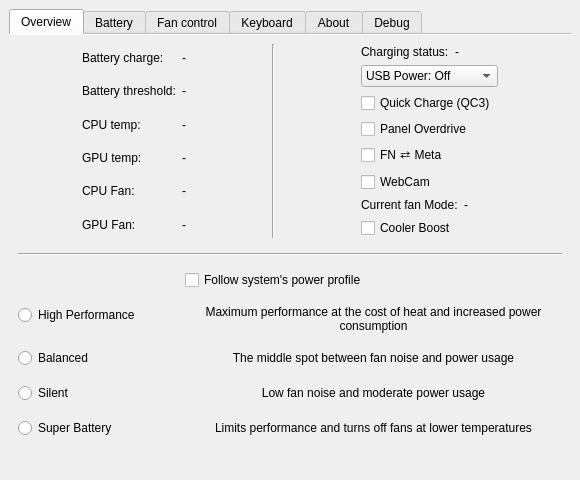
First picture: the form in src/mainwindow.ui, repository gouwschristo/MControlCenter, before the edit.
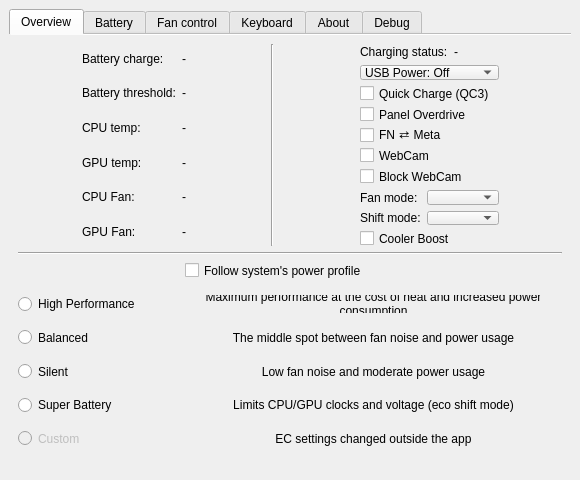
Second picture: the form after the edit. Icons and pictures are not drawn.

Patch:
```diff
--- a/src/mainwindow.ui
+++ b/src/mainwindow.ui
@@ -387,31 +387,42 @@
               </property>
              </widget>
             </item>
+            <item>
+             <widget class="QCheckBox" name="webcamBlockCheckBox">
+              <property name="toolTip">
+               <string>Block the webcam at the firmware level</string>
+              </property>
+              <property name="text">
+               <string>Block WebCam</string>
+              </property>
+             </widget>
+            </item>
             <item>
              <layout class="QHBoxLayout" name="horizontalLayout_2">
               <item>
                <widget class="QLabel" name="label_19">
-                <property name="enabled">
-                 <bool>true</bool>
-                </property>
                 <property name="text">
-                 <string>Current fan Mode:</string>
+                 <string>Fan mode:</string>
                 </property>
                </widget>
               </item>
               <item>
-               <widget class="QLabel" name="fanModeValueLabel">
-                <property name="enabled">
-                 <bool>true</bool>
-                </property>
+               <widget class="QComboBox" name="fanModeComboBox"/>
+              </item>
+             </layout>
+            </item>
+            <item>
+             <layout class="QHBoxLayout" name="horizontalLayout_4">
+              <item>
+               <widget class="QLabel" name="label_20">
                 <property name="text">
-                 <string notr="true">-</string>
+                 <string>Shift mode:</string>
                 </property>
-                <property name="alignment">
-                 <set>Qt::AlignmentFlag::AlignJustify|Qt::AlignmentFlag::AlignVCenter</set>
-                </property>
                </widget>
               </item>
+              <item>
+               <widget class="QComboBox" name="shiftModeComboBox"/>
+              </item>
              </layout>
             </item>
             <item>
@@ -571,7 +582,30 @@
            <item row="5" column="1">
             <widget class="QLabel" name="label_18">
              <property name="text">
-              <string>Limits performance and turns off fans at lower temperatures</string>
+              <string>Limits CPU/GPU clocks and voltage (eco shift mode)</string>
+             </property>
+             <property name="alignment">
+              <set>Qt::AlignmentFlag::AlignCenter</set>
+             </property>
+             <property name="wordWrap">
+              <bool>true</bool>
+             </property>
+            </widget>
+           </item>
+           <item row="6" column="0">
+            <widget class="QRadioButton" name="customModeRadioButton">
+             <property name="enabled">
+              <bool>false</bool>
+             </property>
+             <property name="text">
+              <string>Custom</string>
+             </property>
+            </widget>
+           </item>
+           <item row="6" column="1">
+            <widget class="QLabel" name="label_custom">
+             <property name="text">
+              <string>EC settings changed outside the app</string>
              </property>
              <property name="alignment">
               <set>Qt::AlignmentFlag::AlignCenter</set>
```
Left out of the diff: 7 changed lines with no effect on the pictures.
